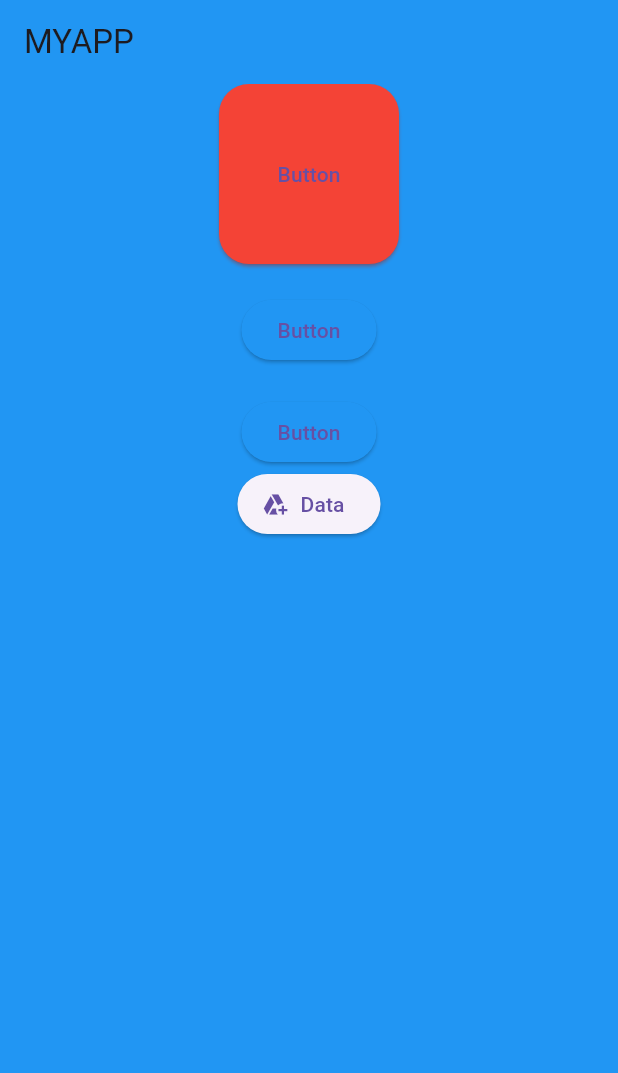
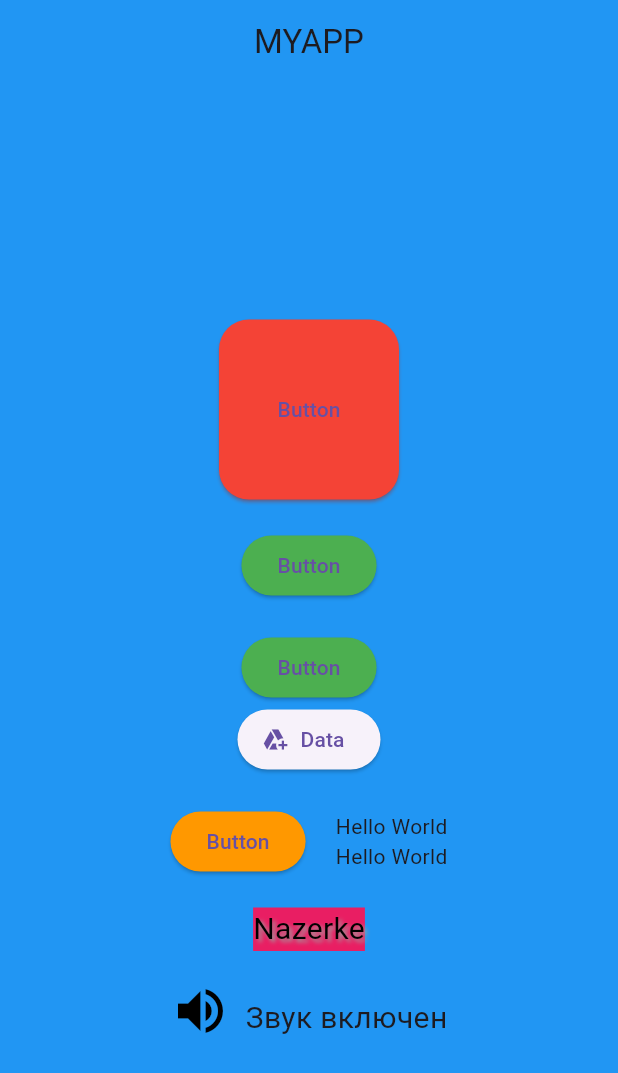
Before and after one commit to namazbayeva/srs1, a Flutter app: the screen it shows after launch, on a phone screen of 412 x 824 dp. Shown: the top 1073 px of the screen. Run offline on Flutter 3.47's test engine with Material 3 defaults, Android fonts, the light colour scheme and no system bars.

Commit message:
main.dart

```diff
--- a/lib/main.dart
+++ b/lib/main.dart
@@ -10,23 +10,23 @@
     return MaterialApp(
       home: Scaffold(
         appBar: AppBar(
-          title: Text('MYAPP'), backgroundColor: Colors.blue,
+          title: Text('MYAPP'),
+          backgroundColor: Colors.blue,
+          centerTitle: true,
         ),
         backgroundColor: Colors.white,
-        body: SingleChildScrollView( child: Stack(
+        body: SingleChildScrollView(
+          child: Stack(
+            alignment: Alignment.center,
             children: [
-            Center(
-              child: Container(
+              Container(
                 width: 500,
                 height: 800,
                 decoration: BoxDecoration(
                   color: Colors.blue,
-
                 ),
               ),
-            ),
-            Center(
-              child: Column(
+              Column(
                 mainAxisAlignment: MainAxisAlignment.center,
                 children: <Widget>[
                   ElevatedButton(
@@ -36,14 +36,8 @@
                       primary: Colors.red,
                       fixedSize: Size(120, 120),
                       shape: RoundedRectangleBorder(
-                            borderRadius: BorderRadius.circular(20))),
-                    child: Text('Button'),
+                        borderRadius: BorderRadius.circular(20),
                       ),
-                  SizedBox(height: 20),
-                  ElevatedButton(
-                    onPressed: () {},
-                    style: ElevatedButton.styleFrom(
-                      primary: Colors.blue,
                     ),
                     child: Text('Button'),
                   ),
@@ -51,7 +45,15 @@
                   ElevatedButton(
                     onPressed: () {},
                     style: ElevatedButton.styleFrom(
-                      primary: Colors.blue,
+                      primary: Colors.green,
+                    ),
+                    child: Text('Button'),
+                  ),
+                  SizedBox(height: 20),
+                  ElevatedButton(
+                    onPressed: () {},
+                    style: ElevatedButton.styleFrom(
+                      primary: Colors.green,
                     ),
                     child: Text('Button'),
                   ),
@@ -60,10 +62,70 @@
                     icon: Icon(Icons.add_to_drive_rounded),
                     label: Text("Data"),
                   ),
-
-
+                  SizedBox(height: 20),
+                  Column(
+                    mainAxisAlignment: MainAxisAlignment.center,
+                    children: [
+                      Row(
+                        mainAxisAlignment: MainAxisAlignment.center,
+                        children: [
+                          ElevatedButton(
+                            onPressed: () {},
+                            style: ElevatedButton.styleFrom(
+                              primary: Colors.orange,
+                            ),
+                            child: Text('Button'),
+                          ),
+                          SizedBox(width: 20),
+                          Column(
+                            mainAxisAlignment: MainAxisAlignment.center,
+                            children: [
+                              Text('Hello World'),
+                              Text('Hello World'),
                             ],
                           ),
+                        ],
+                      ),
+                    ],
+                  ),
+                  SizedBox(height: 20),
+                  Container(
+                    color: Colors.pink,
+                    child: Text(
+                      'Nazerke',
+                      style: TextStyle(
+                        color: Colors.black,
+                        fontSize: 20,
+                        shadows: [
+                          Shadow(
+                            color: Colors.grey,
+                            offset: Offset(2.0, 2.0),
+                            blurRadius: 3.0,
+                          ),
+                        ],
+                      ),
+                    ),
+                  ),
+                  SizedBox(height: 20),
+                  Row(
+                    mainAxisAlignment: MainAxisAlignment.center,
+                    children: [
+                      Column(
+                        children: [
+                      Icon(Icons.volume_up, size: 40, color: Colors.black),
+                      SizedBox(height: 5),
+                    ],
+                  ),
+                      SizedBox(width: 10),
+                      Column(
+                        children: [
+                          SizedBox(height: 5),
+                          Text('Звук включен', style: TextStyle(fontSize: 20)),
+                        ],
+                      ),
+                    ],
+                  ),
+                ],
               ),
             ],
           ),
```
Lines whose indentation alone changed are shown as unchanged.
